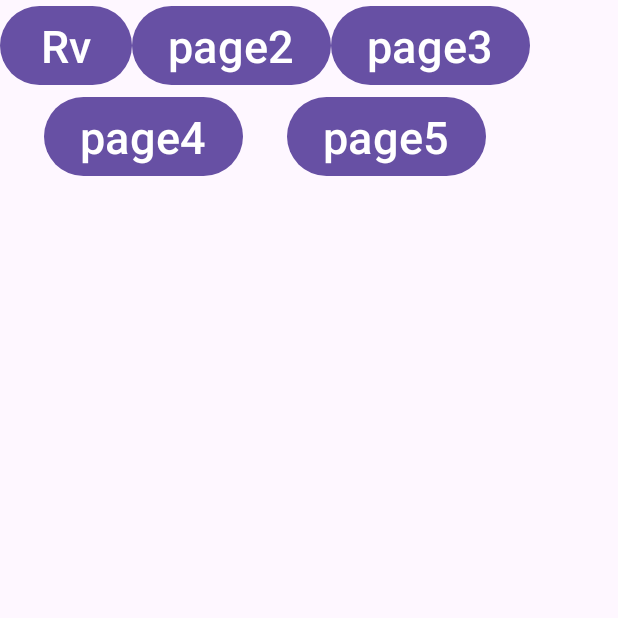
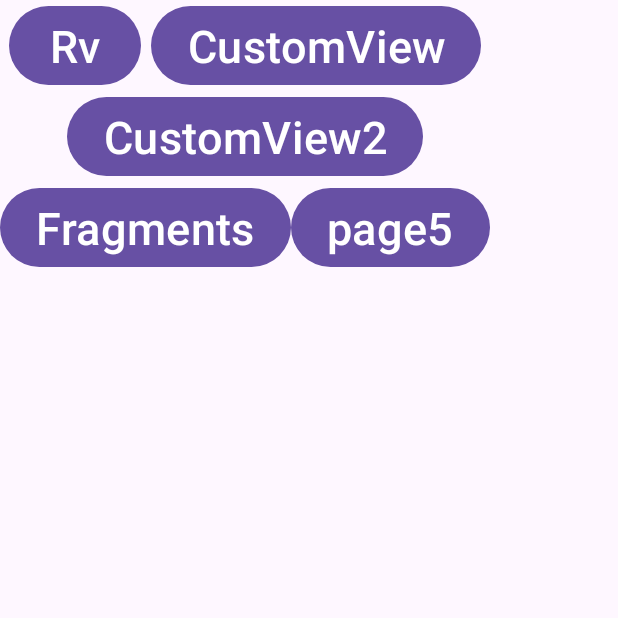
Before and after one commit to songzhw/KAE-to-ViewBinding, an Android app: the screen it shows after launch (MainActivity), on a phone screen of 412 x 824 dp, the top half of it. Run offline under Robolectric (Android 15) with nearby library versions, the phone set to English and light mode, and no system bars.

Commit message:
demo of view

```diff
--- a/demo/KAE_Converter1/app/src/main/AndroidManifest.xml
+++ b/demo/KAE_Converter1/app/src/main/AndroidManifest.xml
@@ -25,6 +25,9 @@
         </activity>
 
         <activity android:name=".RvPage"/>
+        <activity android:name=".CustomViewPage"/>
+        <activity android:name=".FragmentBoxPage"/>
+
     </application>
 
 
--- a/demo/KAE_Converter1/app/src/main/java/ca/six/demo/kae_converter1/MainActivity.kt
+++ b/demo/KAE_Converter1/app/src/main/java/ca/six/demo/kae_converter1/MainActivity.kt
@@ -6,6 +6,9 @@ import android.view.Menu
 import android.view.MenuItem
 import ca.six.demo.kae_converter1.extensions.nav
 import kotlinx.android.synthetic.main.activity_main.btn1
+import kotlinx.android.synthetic.main.activity_main.btn2
+import kotlinx.android.synthetic.main.activity_main.btn3
+import kotlinx.android.synthetic.main.activity_main.btn4
 
 class MainActivity : AppCompatActivity(R.layout.activity_main) {
 
@@ -13,6 +16,12 @@ class MainActivity : AppCompatActivity(R.layout.activity_main) {
         super.onCreate(savedInstanceState)
         btn1.text = "Rv"
         btn1.setOnClickListener { nav<RvPage>() }
+        btn2.text = "CustomView"
+        btn2.setOnClickListener { nav<CustomViewPage>() }
+        btn3.text = "CustomView2"
+        btn3.setOnClickListener {  }
+        btn4.text = "Fragments"
+        btn4.setOnClickListener { nav<FragmentBoxPage>() }
     }
 
     override fun onCreateOptionsMenu(menu: Menu): Boolean {
```
Also changed, not shown: demo/KAE_Converter1/app/src/main/java/ca/six/demo/kae_converter1/CustomViewPage.kt (added, +43 -0 lines), demo/KAE_Converter1/app/src/main/res/layout/actv_custom_view.xml (added, +18 -0 lines).
